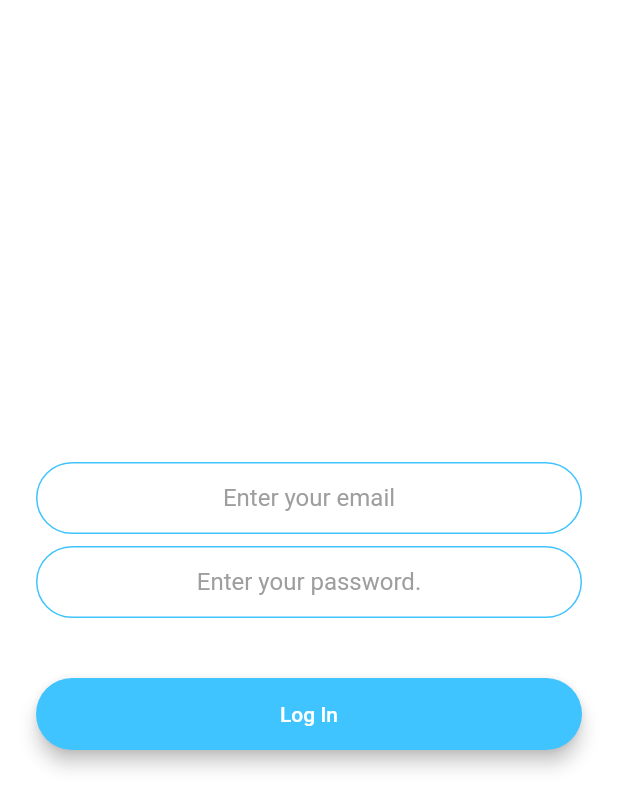
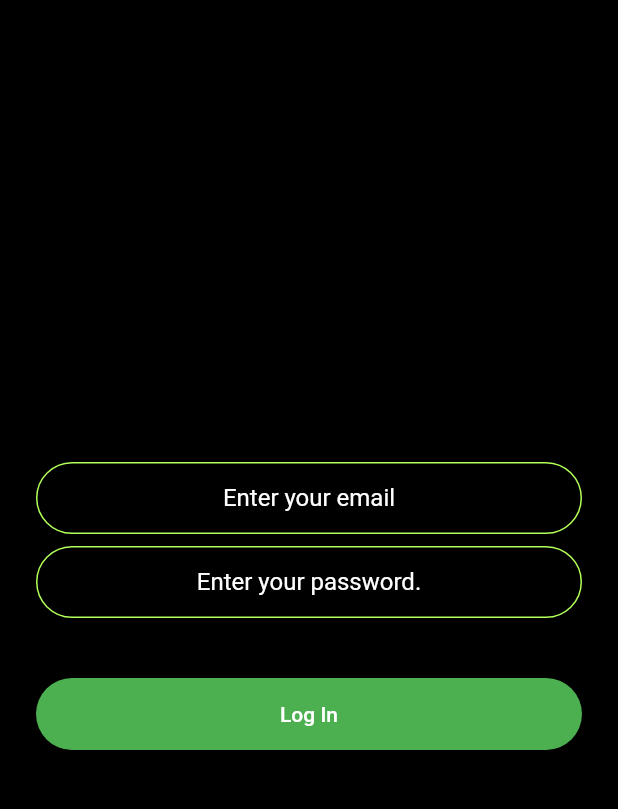
Before and after one commit to ScottJohnson02/flutter-todo-list, a Flutter app: the screen it shows after launch, after a tap on "Log In", on a phone screen of 412 x 824 dp. Shown: the top 809 px of the screen. Run offline on Flutter 3.47's test engine with Material 2 defaults, Android fonts, the phone set to English and light mode, and no system bars; our stand-ins replace firebase_auth, firebase_core, modal_progress_hud; accounts and stored records are empty.

Commit message:
updated same styles on login.

```diff
--- a/lib/login.dart
+++ b/lib/login.dart
@@ -7,17 +7,17 @@ import 'package:flutter/material.dart';
 
 const kTextFieldDecoration = InputDecoration(
     hintText: 'Enter a value',
-    hintStyle: TextStyle(color: Colors.grey),
+    hintStyle: TextStyle(color: Colors.white),
     contentPadding: EdgeInsets.symmetric(vertical: 10.0, horizontal: 20.0),
     border: OutlineInputBorder(
       borderRadius: BorderRadius.all(Radius.circular(32.0)),
     ),
     enabledBorder: OutlineInputBorder(
-      borderSide: BorderSide(color: Colors.lightBlueAccent, width: 1.0),
+      borderSide: BorderSide(color: Colors.lightGreenAccent, width: 1.0),
       borderRadius: BorderRadius.all(Radius.circular(32.0)),
     ),
     focusedBorder: OutlineInputBorder(
-      borderSide: BorderSide(color: Colors.lightBlueAccent, width: 2.0),
+      borderSide: BorderSide(color: Colors.lightGreenAccent, width: 2.0),
       borderRadius: BorderRadius.all(Radius.circular(32.0)),
     ));
 
@@ -35,7 +35,7 @@ class _LoginState extends State<Login> {
   @override
   Widget build(BuildContext context) {
     return Scaffold(
-      backgroundColor: Colors.white,
+      backgroundColor: Colors.black,
       body: ModalProgressHUD(
         inAsyncCall: showSpinner,
         child: Padding(
@@ -51,6 +51,7 @@ class _LoginState extends State<Login> {
                     email = value;
                     //Do something with the user input.
                   },
+                  style: TextStyle(color: Colors.white),
                   decoration: kTextFieldDecoration.copyWith(
                     hintText: 'Enter your email',
                   )),
@@ -64,13 +65,14 @@ class _LoginState extends State<Login> {
                     password = value;
                     //Do something with the user input.
                   },
+                  style: TextStyle(color: Colors.white),
                   decoration: kTextFieldDecoration.copyWith(
                       hintText: 'Enter your password.')),
               SizedBox(
                 height: 24.0,
               ),
               RoundedButton(
-                  colour: Colors.lightBlueAccent,
+                  colour: Colors.green,
                   title: 'Log In',
                   onPressed: () async {
                     setState(() {
--- a/lib/register.dart
+++ b/lib/register.dart
@@ -51,6 +51,7 @@ class _RegistrationState extends State<Registration> {
                     email = value;
                     //Pass to home page.
                   },
+                  style: TextStyle(color: Colors.white),
                   decoration: kTextFieldDecoration.copyWith(
                       hintText: 'Enter your email')),
               SizedBox(
@@ -63,6 +64,7 @@ class _RegistrationState extends State<Registration> {
                     password = value;
                     //Pass to home page.
                   },
+                  style: TextStyle(color: Colors.white),
                   decoration: kTextFieldDecoration.copyWith(
                       hintText: 'Enter your Password')),
               SizedBox(
```
